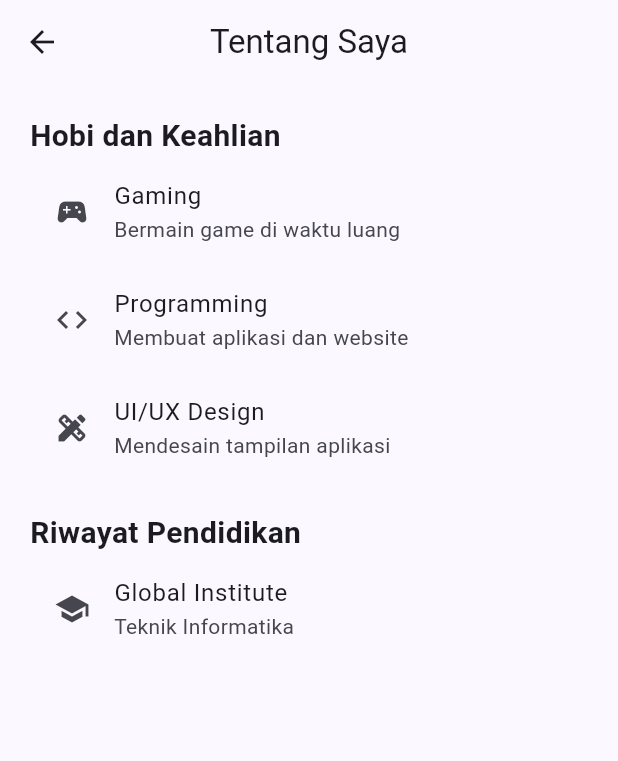
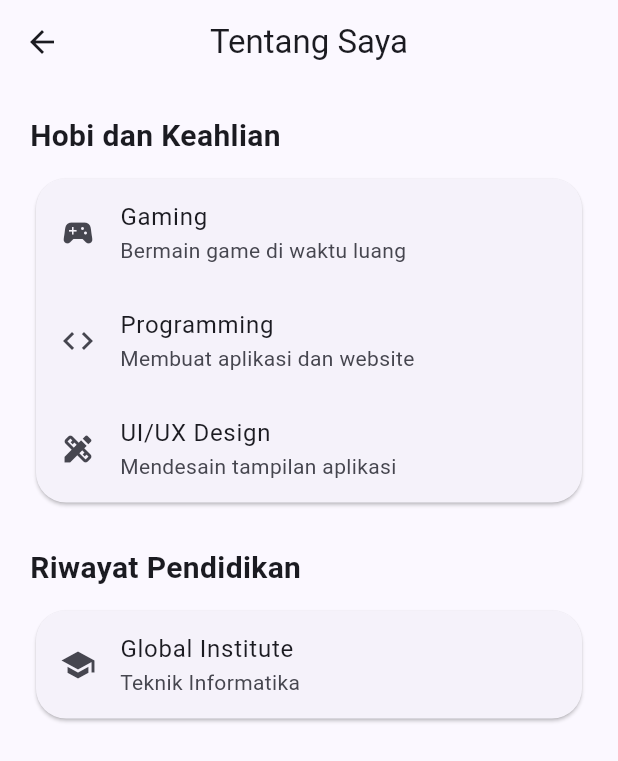
Before and after one commit to AnomRizqi/uts-pml-1124160146, a Flutter app: the screen it shows after launch, in the side drawer, after a tap on "Tentang Saya", on a phone screen of 412 x 824 dp. Shown: the top 761 px of the screen. Run offline on Flutter 3.47's test engine with Material 3 defaults, Android fonts, the phone set to English and light mode, and no system bars.

Commit message:
style: make about page look cleaner

```diff
--- a/soal2_profil_app/lib/screens/about_page.dart
+++ b/soal2_profil_app/lib/screens/about_page.dart
@@ -22,26 +22,36 @@ class AboutPage extends StatelessWidget {
                         ),
                     ),
 
-                    const ListTile(
+                    const SizedBox(height: 10),
+
+                    Card(
+                        shape: RoundedRectangleBorder(
+                            borderRadius: BorderRadius.circular(20),
+                        ),
+                        child: const Column(
+                            children: [
+                                ListTile(
                                     leading: Icon(Icons.sports_esports),
                                     title: Text('Gaming'),
                                     subtitle: Text('Bermain game di waktu luang'),
                                 ),
 
-                    const ListTile(
+                                ListTile(
                                     leading: Icon(Icons.code),
                                     title: Text('Programming'),
                                     subtitle: Text('Membuat aplikasi dan website'),
                                 ),
 
-                    const ListTile(
+                                ListTile(
                                     leading: Icon(Icons.design_services),
                                     title: Text('UI/UX Design'),
                                     subtitle: Text('Mendesain tampilan aplikasi'),
-
+                                ),
+                            ],
+                        ),
                     ),
 
-                    const SizedBox(height: 20),
+                    const SizedBox(height: 25),
 
                     const Text(
                         'Riwayat Pendidikan',
@@ -51,10 +61,17 @@ class AboutPage extends StatelessWidget {
                         ),
                     ),
 
-                    const ListTile(
+                    const SizedBox(height: 10),
+
+                    Card(
+                        shape: RoundedRectangleBorder(
+                            borderRadius: BorderRadius.circular(20),
+                        ),
+                        child: const ListTile(
                             leading: Icon(Icons.school),
                             title: Text('Global Institute'),
                             subtitle: Text('Teknik Informatika'),
+                        ),
                     ),
                 ],
             ),
```
Lines whose indentation alone changed are shown as unchanged.
